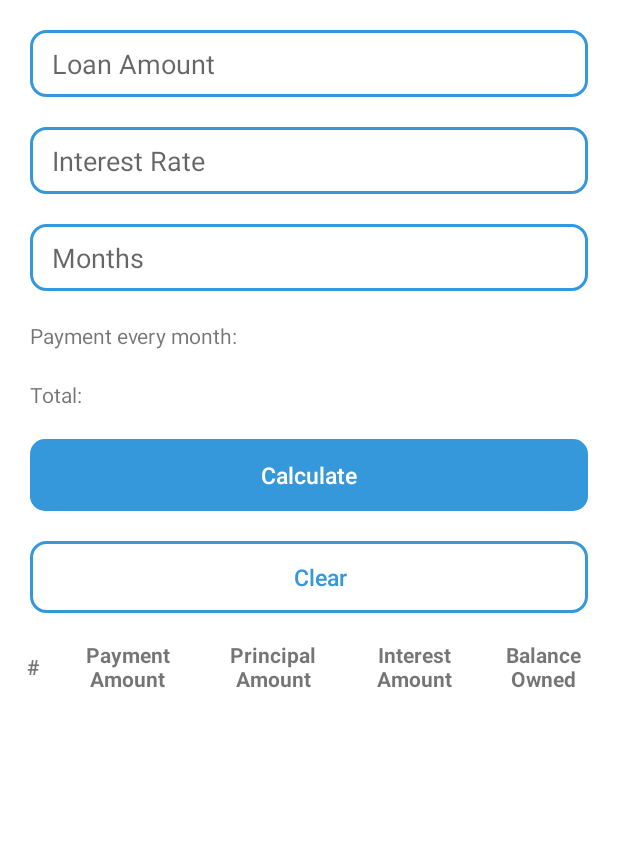
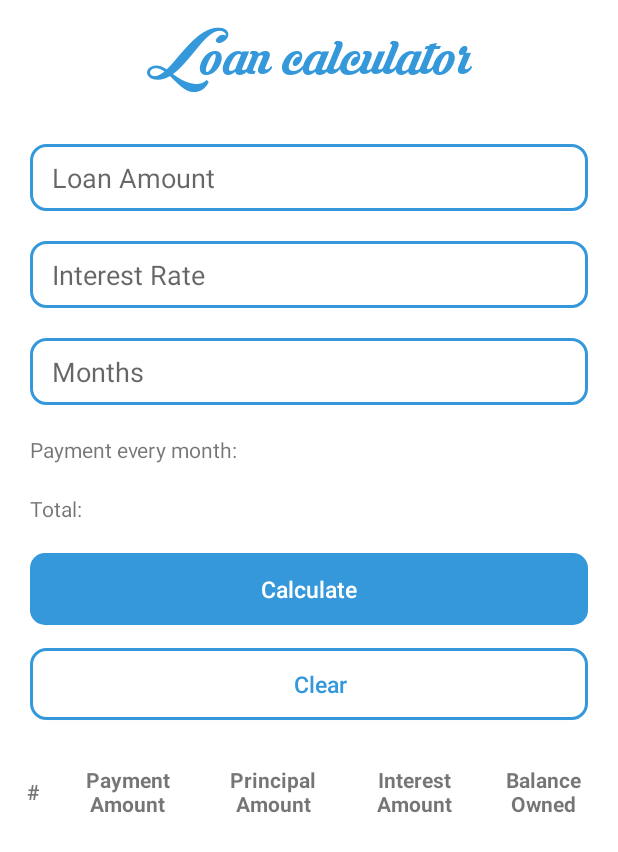
Before and after one commit to gentrimcanolli/BankCalculator, an Android app: the screen it shows after launch (MainActivity), after a tap on "Calculate", on a phone screen of 412 x 824 dp. Shown: the top 852 px of the screen. Run offline under Robolectric (Android 15) with nearby library versions, the phone set to English and light mode, and no system bars.

```diff
--- a/app/src/main/java/com/example/bankcalculator/MainActivity.kt
+++ b/app/src/main/java/com/example/bankcalculator/MainActivity.kt
@@ -2,7 +2,6 @@ package com.example.bankcalculator
 
 import androidx.appcompat.app.AppCompatActivity
 import android.os.Bundle
-import android.text.TextUtils
 import android.widget.*
 import androidx.recyclerview.widget.LinearLayoutManager
 import androidx.recyclerview.widget.RecyclerView
@@ -13,31 +12,28 @@ import kotlin.math.pow
 
 class MainActivity : AppCompatActivity() {
     private lateinit var sumEt: EditText
-    private lateinit var interesEt: EditText
+    private lateinit var interestEt: EditText
     private lateinit var timeInMonthsEt: EditText
-    private lateinit var kestTv: TextView
+    private lateinit var loanTv: TextView
     private lateinit var totalTv: TextView
     private lateinit var btnCalculate: Button
     private lateinit var btnClear: Button
     private lateinit var tableRecyclerView: RecyclerView
     private var paymentList = ArrayList<Payment>()
     private lateinit var tableRowAdapter: TableRowAdapter
-    private lateinit var payment: Payment
-
 
     override fun onCreate(savedInstanceState: Bundle?) {
         super.onCreate(savedInstanceState)
         setContentView(R.layout.activity_main)
         initUI()
 
-
         btnCalculate.setOnClickListener {
 
-            if (sumEt.text.isEmpty() || interesEt.text.isEmpty() || timeInMonthsEt.text.isEmpty()) {
+            if (sumEt.text.isEmpty() || interestEt.text.isEmpty() || timeInMonthsEt.text.isEmpty()) {
                 Toast.makeText(this, "All fields are required!", Toast.LENGTH_SHORT).show()
             } else {
-                kestTv.text = "Payment every month: ${calculateLoan()}"
-                totalTv.text = "Total: ${calculateTotal()}"
+                loanTv.text = "Payment every month: ${calculateLoan()}€"
+                totalTv.text = "Total: ${calculateTotal()}€"
 
                 tableData()
 
@@ -48,21 +44,26 @@ class MainActivity : AppCompatActivity() {
                 tableRecyclerView.adapter = tableRowAdapter
             }
 
+            btnClear.setOnClickListener {
+                sumEt.setText("")
+                interestEt.setText("")
+                timeInMonthsEt.setText("")
+                loanTv.text = "Payment every month:"
+                totalTv.text = "Total:"
+                paymentList.clear()
+                tableRowAdapter.notifyDataSetChanged()
+            }
         }
-
     }
-
 
     private fun initUI() {
         sumEt = findViewById(R.id.sum_et)
-        interesEt = findViewById(R.id.interes_et)
+        interestEt = findViewById(R.id.interes_et)
         timeInMonthsEt = findViewById(R.id.months_et)
-        kestTv = findViewById(R.id.kesti_tv)
+        loanTv = findViewById(R.id.kesti_tv)
         totalTv = findViewById(R.id.total_tv)
         btnCalculate = findViewById(R.id.calculate_btn)
         btnClear = findViewById(R.id.clear_btn)
-
-
     }
 
     private fun getSum(): Double {
@@ -70,7 +71,7 @@ class MainActivity : AppCompatActivity() {
     }
 
     private fun getInterest(): Double {
-        return (interesEt.text.toString().toDouble()) / 1200
+        return (interestEt.text.toString().toDouble()) / 1200
     }
 
     private fun getTimeInMonths(): Double {
@@ -82,11 +83,9 @@ class MainActivity : AppCompatActivity() {
         df.roundingMode = RoundingMode.DOWN
 
         return df.format(number).toDouble()
-
     }
 
     private fun calculateLoan(): Double {
-
 //        PV - loan amount
 //        PMT - monthly payment
 //        i - interest rate per month
@@ -101,7 +100,6 @@ class MainActivity : AppCompatActivity() {
         )) - 1)
 
         return decimalFormat(pmt)
-
     }
 
     private fun calculateTotal(): Double {
@@ -110,7 +108,6 @@ class MainActivity : AppCompatActivity() {
     }
 
     private fun tableData() {
-
 //        PMT - monthly payment
 //        i - interest rate per month
 //        n - number of months
@@ -137,8 +134,6 @@ class MainActivity : AppCompatActivity() {
                 balanceOwned = paymentAmount - (principalAmount + interestAmount)
             }
 
-
-
             paymentList.add(
                 Payment(
                     id,
@@ -148,7 +143,6 @@ class MainActivity : AppCompatActivity() {
                     decimalFormat(abs(balanceOwned))
                 )
             )
-
             id++
         }
     }
--- a/app/src/main/java/com/example/bankcalculator/TableRowAdapter.kt
+++ b/app/src/main/java/com/example/bankcalculator/TableRowAdapter.kt
@@ -23,7 +23,6 @@ class TableRowAdapter(private var paymentArrayList: ArrayList<Payment>) :
             balanceOwnedTv = view.findViewById(R.id.balance_owned_tv)
             principalAmountTv = view.findViewById(R.id.principal_amount_tv)
         }
-
     }
 
     override fun onCreateViewHolder(parent: ViewGroup, viewType: Int): ViewHolder {
@@ -37,9 +36,7 @@ class TableRowAdapter(private var paymentArrayList: ArrayList<Payment>) :
         holder.interestAmountTv.text = paymentArrayList[position].interestAmount.toString()
         holder.balanceOwnedTv.text = paymentArrayList[position].balanceOwned.toString()
         holder.principalAmountTv.text = paymentArrayList[position].principalAmount.toString()
-
     }
 
     override fun getItemCount(): Int = paymentArrayList.size
-
 }
--- a/app/src/main/res/drawable/table_borders.xml
+++ /dev/null
@@ -1,6 +0,0 @@
-<?xml version="1.0" encoding="utf-8"?>
-<shape xmlns:android="http://schemas.android.com/apk/res/android"
-    android:shape="rectangle">
-    <stroke android:width="1dp" android:color="#ff1111"/>
-
-</shape>
--- a/app/src/main/res/layout/activity_main.xml
+++ b/app/src/main/res/layout/activity_main.xml
@@ -6,6 +6,21 @@
     android:layout_height="match_parent"
     android:background="@color/white"
     tools:context=".MainActivity">
+
+    <TextView
+        android:id="@+id/logo_iv"
+        android:layout_width="0dp"
+        android:layout_height="wrap_content"
+        android:layout_marginTop="10dp"
+        android:fontFamily="@font/krinken"
+        android:gravity="center"
+        android:text="Loan calculator"
+        android:textColor="@color/light_blue"
+        android:textSize="40sp"
+
+        app:layout_constraintEnd_toEndOf="parent"
+        app:layout_constraintStart_toStartOf="parent"
+        app:layout_constraintTop_toTopOf="parent" />
 
     <EditText
         android:id="@+id/sum_et"
@@ -18,7 +33,7 @@
         android:inputType="numberDecimal"
         app:layout_constraintEnd_toEndOf="parent"
         app:layout_constraintStart_toStartOf="parent"
-        app:layout_constraintTop_toTopOf="parent" />
+        app:layout_constraintTop_toBottomOf="@id/logo_iv" />
 
     <EditText
         android:id="@+id/interes_et"
@@ -68,7 +83,8 @@
         android:id="@+id/calculate_btn"
         android:layout_width="match_parent"
         android:layout_height="wrap_content"
-        android:layout_margin="20dp"
+        android:layout_marginHorizontal="20dp"
+        android:layout_marginTop="20dp"
         android:background="@drawable/calculate_button_style"
         android:gravity="center"
         android:text="Calculate"
@@ -83,7 +99,8 @@
         android:id="@+id/clear_btn"
         android:layout_width="match_parent"
         android:layout_height="wrap_content"
-        android:layout_margin="20dp"
+        android:layout_marginHorizontal="20dp"
+        android:layout_marginTop="15dp"
         android:background="@drawable/edit_text_style"
         android:gravity="center"
         android:text="Clear"
@@ -98,7 +115,8 @@
         android:id="@+id/table_layout"
         android:layout_width="match_parent"
         android:layout_height="wrap_content"
-        android:layout_margin="8dp"
+        android:layout_marginHorizontal="8dp"
+        android:layout_marginTop="20dp"
         app:layout_constraintEnd_toEndOf="parent"
         app:layout_constraintStart_toStartOf="parent"
         app:layout_constraintTop_toBottomOf="@id/clear_btn">
@@ -158,9 +176,9 @@
         android:layout_width="match_parent"
         android:layout_height="0dp"
         android:layout_margin="8dp"
+        app:layout_constraintBottom_toBottomOf="parent"
         app:layout_constraintEnd_toEndOf="parent"
         app:layout_constraintStart_toStartOf="parent"
-        app:layout_constraintBottom_toBottomOf="parent"
         app:layout_constraintTop_toBottomOf="@id/table_layout" />
 
 
```
Also changed, not shown: app/src/main/res/font/krinken.ttf (added), app/src/main/res/font/krinkes_regular.ttf (added).
